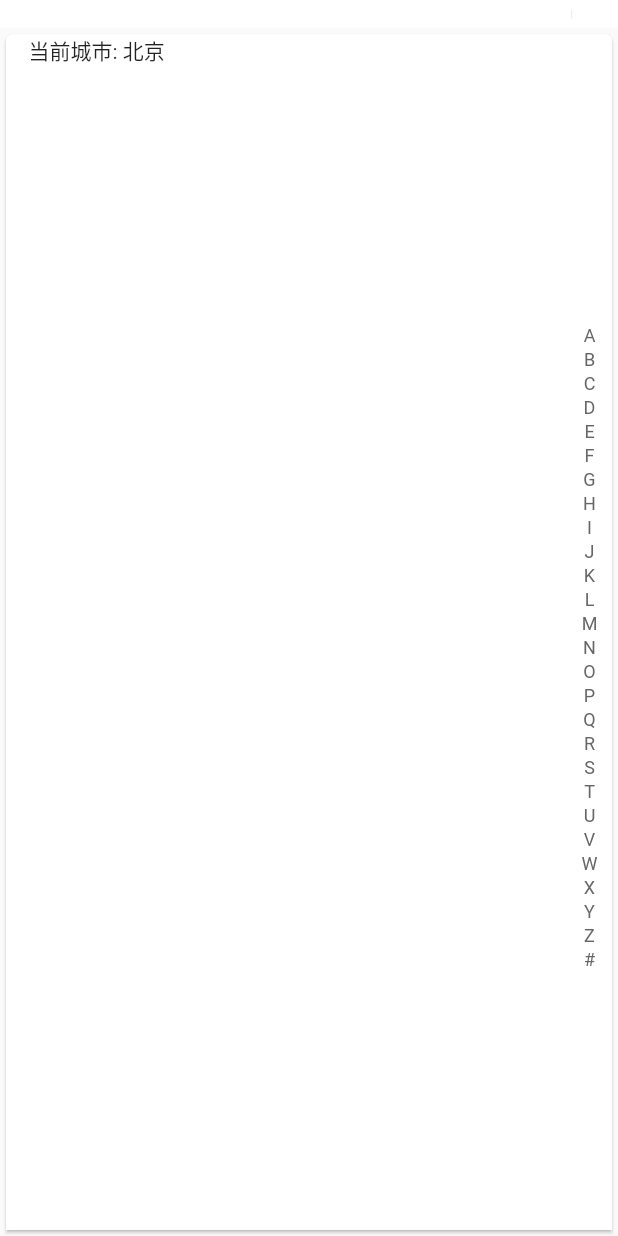
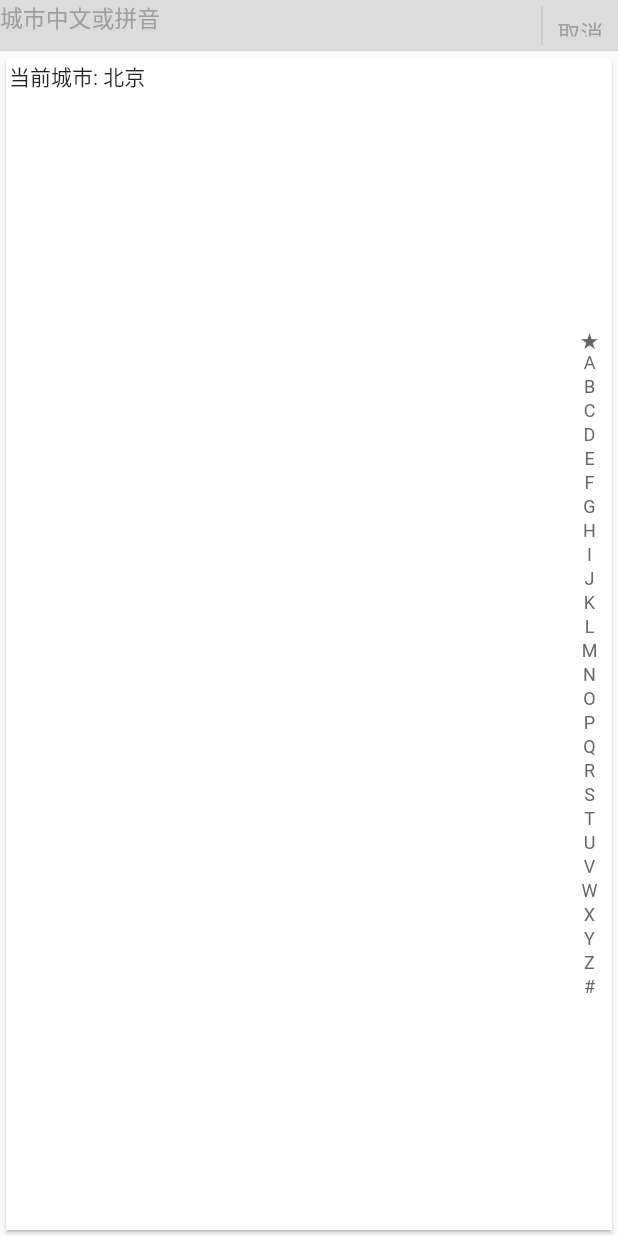
Before and after one commit to amoyiki/ngzk-weather, a Flutter app: the CityListPage screen opened by its route, on a phone screen of 412 x 824 dp. Run offline on Flutter 3.47's test engine with Material 2 defaults, Android fonts, the light colour scheme and no system bars; drawn by our look-alikes of azlistview; our stand-ins replace auto_route, cookie_jar, dio, dio_cookie_manager, flutter_screenutil, flutter_svg and 3 more; missing offline and left inert: flustars, lpinyin; accounts and stored records are empty.

Commit message:
add city list page

```diff
--- a/lib/common/widget/list_item.dart
+++ b/lib/common/widget/list_item.dart
@@ -23,14 +23,14 @@ class ListItem {
     return Container(
       height: susHeight,
       width: MediaQuery.of(context).size.width,
-      padding: EdgeInsets.only(left: 16),
+      padding: EdgeInsets.only(left: duSetWidth(16)),
       color: Colors.black26,
       alignment: Alignment.centerLeft,
       child: Text(
         '$tag',
         softWrap: false,
         style: TextStyle(
-          fontSize: duSetFontSize(14),
+          fontSize: duSetFontSize(30),
           color: Colors.black,
         ),
       ),
--- a/lib/pages/city_list/list_page.dart
+++ b/lib/pages/city_list/list_page.dart
@@ -16,7 +16,35 @@ class CityListPage extends StatefulWidget {
 
 class _CityListPageState extends State<CityListPage> {
   List<CityListModel> cityList = [];
-
+  List<String> kIndexBarData = const [
+    'A',
+    'B',
+    'C',
+    'D',
+    'E',
+    'F',
+    'G',
+    'H',
+    'I',
+    'J',
+    'K',
+    'L',
+    'M',
+    'N',
+    'O',
+    'P',
+    'Q',
+    'R',
+    'S',
+    'T',
+    'U',
+    'V',
+    'W',
+    'X',
+    'Y',
+    'Z',
+    '#'
+  ];
   @override
   void initState() {
     super.initState();
@@ -57,36 +85,36 @@ class _CityListPageState extends State<CityListPage> {
 
   Widget header() {
     return Container(
-      color: Colors.white,
-      height: duSetHeight(44),
+      color: Colors.black12,
+      height: duSetHeight(80),
       child: Row(
         children: <Widget>[
           Expanded(
             child: TextField(
               autofocus: false,
               decoration: InputDecoration(
-                contentPadding: EdgeInsets.only(left: 10, right: 10),
+                // contentPadding: EdgeInsets.only(left: duSetWidth(3), right: duSetWidth(1)),
                 border: InputBorder.none,
-                labelStyle: TextStyle(fontSize: duSetWidth(14), color: Colors.grey),
+                labelStyle: TextStyle(fontSize: duSetFontSize(60), color: Colors.grey),
                 hintText: "城市中文或拼音",
-                hintStyle: TextStyle(fontSize: duSetWidth(14), color: Colors.grey),
+                hintStyle: TextStyle(fontSize: duSetFontSize(40), color: Colors.grey),
               ),
             ),
           ),
           Container(
-            width: duSetWidth(0.33),
-            height: duSetHeight(14),
+            width: duSetWidth(1),
+            height: duSetHeight(60),
             color: Colors.grey,
           ),
           InkWell(
             onTap: () {
-              Navigator.pop(context);
+              Navigator.of(context).pop();
             },
             child: Padding(
               padding: const EdgeInsets.all(10),
               child: Text(
                 "取消",
-                style: TextStyle(color: Colors.grey, fontSize: duSetFontSize(14)),
+                style: TextStyle(color: Colors.grey, fontSize: duSetFontSize(40)),
               ),
             ),
           ),
@@ -104,42 +132,45 @@ class _CityListPageState extends State<CityListPage> {
         child: Column(
           children: [
             header(),
-            Expanded(child: Material(
+            Expanded(
+                child: Material(
               child: Card(
                 clipBehavior: Clip.hardEdge,
-                shape: const RoundedRectangleBorder(borderRadius: const BorderRadius.only(
-                  topLeft:  Radius.circular(4),
-                  topRight:  Radius.circular(4),
+                shape: const RoundedRectangleBorder(
+                  borderRadius: const BorderRadius.only(
+                    topLeft: Radius.circular(4),
+                    topRight: Radius.circular(4),
                   ),
                 ),
                 child: Column(
                   children: [
                     Container(
                       alignment: Alignment.centerLeft,
-                      padding: const EdgeInsets.only(left: 15),
-                      height: duSetHeight(50),
-                      child: Text("当前城市: "+ "北京"),
+                      padding: const EdgeInsets.only(left: 2),
+                      height: duSetHeight(60),
+                      child: Text("当前城市: " + "北京"),
                     ),
                     Expanded(
-                      child: AzListView(data: cityList,
+                      child: AzListView(
+                        data: cityList,
                         itemCount: cityList.length,
-                      itemBuilder: (BuildContext context, int index){
+                        itemBuilder: (BuildContext context, int index) {
                           CityListModel model = cityList[index];
                           return ListItem.getListItem(context, model);
                         },
                         padding: EdgeInsets.zero,
-                      susItemBuilder:  (BuildContext context, int index){
+                        susItemBuilder: (BuildContext context, int index) {
                           CityListModel model = cityList[index];
                           String tag = model.getSuspensionTag();
                           return ListItem.getSusItem(context, tag);
-                      }
+                        },
+                        indexBarData: ['★', ...kIndexBarData],
                       ),
-                    )
+                    ),
                   ],
                 ),
               ),
-            )
-            ),
+            )),
           ],
         ),
       ),
--- a/lib/pages/weather/info_page.dart
+++ b/lib/pages/weather/info_page.dart
@@ -5,7 +5,12 @@ import 'package:flutter_svg/svg.dart';
 import 'package:ngzk_weather/common/utils/screen.dart';
 import 'package:ngzk_weather/routes/routes.gr.dart';
 
-class WeatherInfoPage extends StatelessWidget {
+class WeatherInfoPage extends StatefulWidget {
+  @override
+  _WeatherInfoState createState() => _WeatherInfoState();
+}
+
+class _WeatherInfoState extends State<WeatherInfoPage> {
   @override
   Widget build(BuildContext context) {
     ScreenUtil.init(
@@ -50,7 +55,7 @@ class WeatherInfoPage extends StatelessWidget {
             switch (action) {
               case 'city_lsit':
                 print("跳转城市列表");
-                ExtendedNavigator.of(context).push(Routes.cityList);
+                ExtendedNavigator.of(context).push(Routes.cityListPage);
                 break;
             }
           },
```
Also changed, not shown: lib/routes/routes.gr.dart (added). Lines whose indentation alone changed are shown as unchanged.
